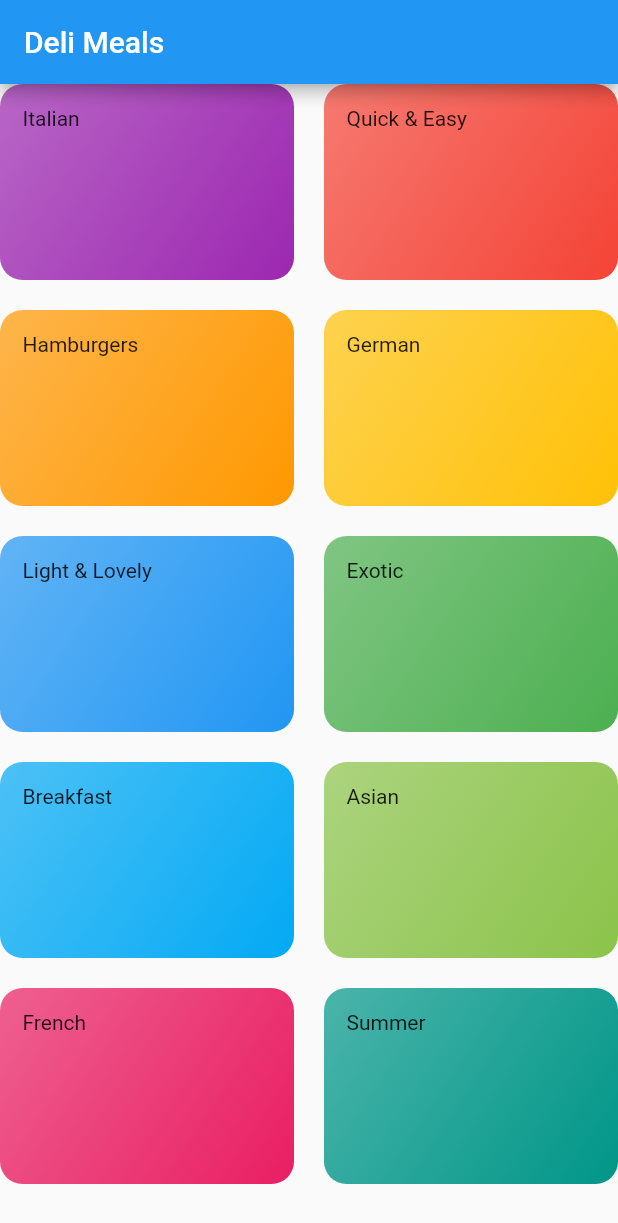
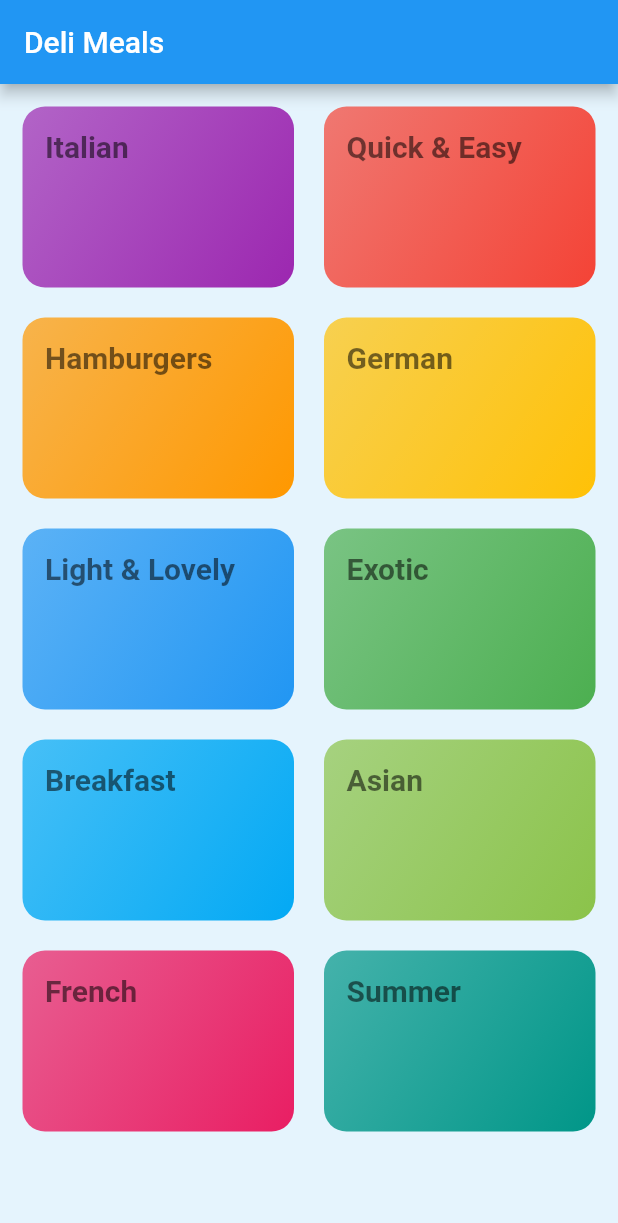
Before and after one commit to jeclauden/foodapp, a Flutter app: the screen it shows after launch, on a phone screen of 412 x 824 dp. Shown: the top 1223 px of the screen. Run offline on Flutter 3.47's test engine with Material 2 defaults, Android fonts, the phone set to English and light mode, and no system bars; Roboto replaces fonts that are missing (RobotoCondesended).

Commit message:
Add font styles

```diff
--- a/lib/categoryItem.dart
+++ b/lib/categoryItem.dart
@@ -1,5 +1,4 @@
 import 'package:flutter/material.dart';
-import 'package:flutter/widgets.dart';
 
 class CategortItem extends StatelessWidget {
   final String title;
@@ -26,7 +25,10 @@ class CategortItem extends StatelessWidget {
         ),
         borderRadius: BorderRadius.circular(15),
       ),
-      child: Text(title),
+      child: Text(
+        title,
+        style: Theme.of(context).textTheme.headline1,
+      ),
     );
   }
 }
--- a/lib/gategories_screen.dart
+++ b/lib/gategories_screen.dart
@@ -10,6 +10,7 @@ class CategoriesScreen extends StatelessWidget {
     return Scaffold(
       appBar: AppBar(title: const Text("Deli Meals")),
       body: GridView(
+        padding: const EdgeInsets.all(15),
         gridDelegate: const SliverGridDelegateWithMaxCrossAxisExtent(
           maxCrossAxisExtent: 200,
           childAspectRatio: 3 / 2,
--- a/lib/main.dart
+++ b/lib/main.dart
@@ -15,6 +15,21 @@ class MyApp extends StatelessWidget {
       title: 'Deli Meals',
       theme: ThemeData(
         primarySwatch: Colors.blue,
+        accentColor: Colors.red,
+        canvasColor: const Color.fromRGBO(229, 244, 253, 1),
+        fontFamily: "Raleway",
+        textTheme: ThemeData.light().textTheme.copyWith(
+            bodyText1: const TextStyle(
+              color: Color.fromRGBO(20, 51, 51, 1),
+            ),
+            bodyText2: const TextStyle(
+              color: Color.fromRGBO(20, 51, 51, 1),
+            ),
+            headline1: const TextStyle(
+              fontSize: 20,
+              fontFamily: 'RobotoCondesended',
+              fontWeight: FontWeight.bold,
+            )),
       ),
       home: const CategoriesScreen(),
     );
```
Also changed, not shown: pubspec.yaml (+20 -14 lines), assets/fonts/Raleway-Black.ttf (added), assets/fonts/Raleway-Bold.ttf (added), assets/fonts/Raleway-Regular.ttf (added), assets/fonts/RobotoCondensed-Bold.ttf (added), assets/fonts/RobotoCondensed-Italic.ttf (added), assets/fonts/RobotoCondensed-Light.ttf (added), assets/fonts/RobotoCondensed-Regular.ttf (added).
